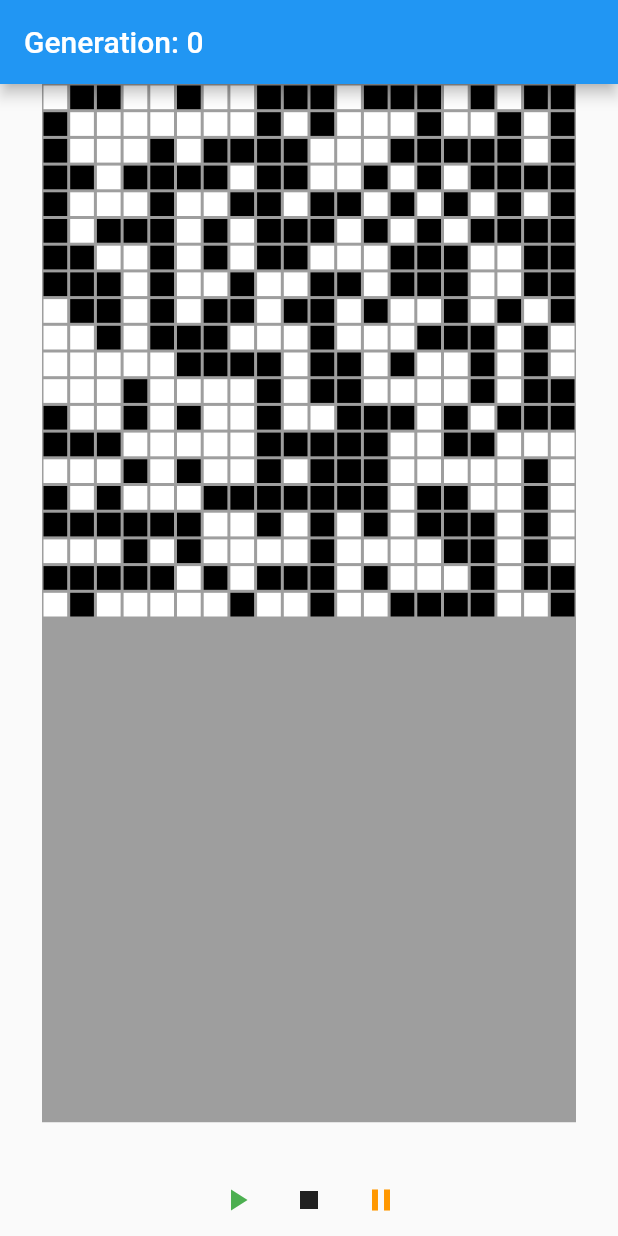
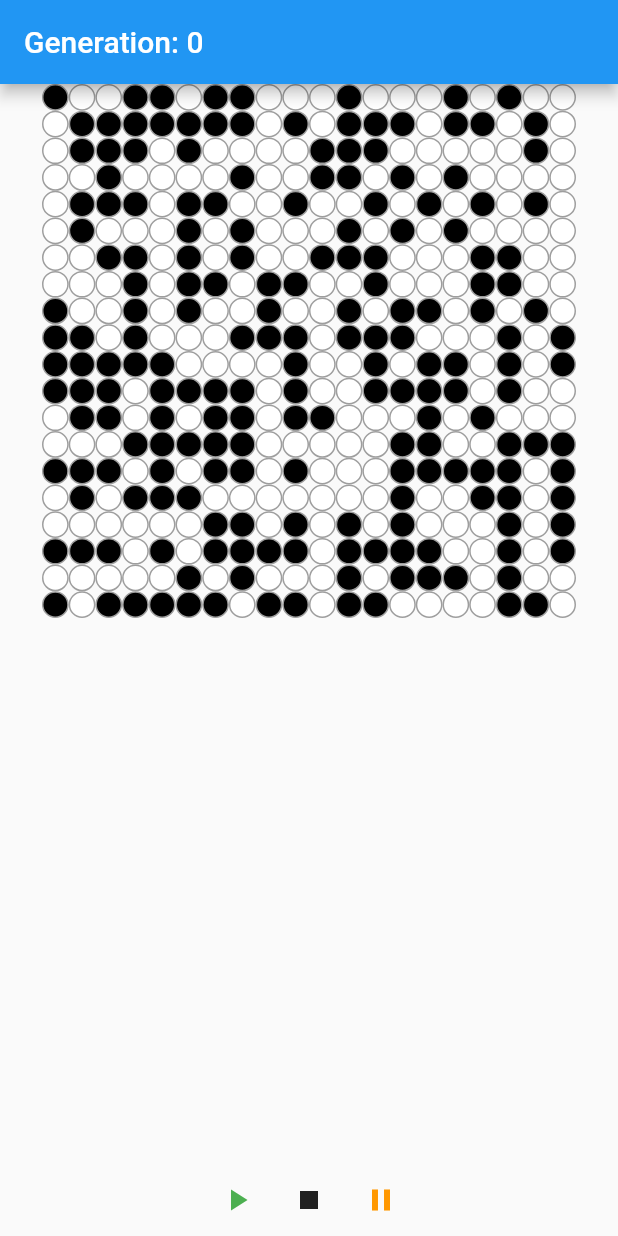
Before and after one commit to JoaoPauloUbaF/GameOfLifeFlutterDesignPatternsSOLID, a Flutter app: the screen it shows after launch, scrolled down 164 dp, after a tap on the "stop" icon, on a phone screen of 412 x 824 dp. Run offline on Flutter 3.47's test engine with Material 2 defaults, Android fonts, the phone set to English and light mode, and no system bars.

Commit message:
UI/Widgets update

```diff
--- a/lib/components/CellWidget.dart
+++ b/lib/components/CellWidget.dart
@@ -1,20 +1,28 @@
 import 'package:flutter/material.dart';
 
-class CellWidget extends StatefulWidget {
-  const CellWidget({Key? key}) : super(key: key);
+import '../models/cell.dart';
+import '../models/grid.dart';
+
+class CellWidget extends StatelessWidget {
+  const CellWidget({
+    super.key,
+    required this.grid,
+    required this.index,
+  });
+
+  final Grid grid;
+  final int index;
 
   @override
-  _CellWidgetState createState() => _CellWidgetState();
-}
-
-class _CellWidgetState extends State<CellWidget> {
-  @override
   Widget build(BuildContext context) {
-    return Scaffold(
-      appBar: AppBar(
-        title: const Text(''),
+    return Container(
+      decoration: BoxDecoration(
+        color: grid.grid[index].health == CellState.alive
+            ? Colors.black
+            : Colors.white,
+        border: Border.all(color: Colors.grey),
+        borderRadius: BorderRadius.circular(20),
       ),
-      body: Container(),
     );
   }
 }
--- a/lib/components/GridWidget.dart
+++ b/lib/components/GridWidget.dart
@@ -1,6 +1,8 @@
 import 'package:flutter/material.dart';
+import 'package:game_of_life_design_patterns_solid/models/cell.dart';
 
 import '../models/grid.dart';
+import 'CellWidget.dart';
 
 class GridWidget extends StatelessWidget {
   const GridWidget({
@@ -12,20 +14,14 @@ class GridWidget extends StatelessWidget {
 
   @override
   Widget build(BuildContext context) {
-    return Container(
+    return SizedBox(
       height: MediaQuery.of(context).size.height * 0.84,
-      color: Colors.grey,
       child: GridView.count(
         crossAxisCount: grid.rows,
         children: List.generate(grid.rows * grid.rows, (index) {
           int row = index ~/ grid.rows;
           int column = index % grid.rows;
-          return Container(
-            decoration: BoxDecoration(
-              color: grid.grid[row][column] == 1 ? Colors.black : Colors.white,
-              border: Border.all(color: Colors.grey),
-            ),
-          );
+          return CellWidget(grid: grid, index: index);
         }),
       ),
     );
--- a/lib/models/cell.dart
+++ b/lib/models/cell.dart
@@ -1,11 +1,13 @@
 class Cell {
   int x;
   int y;
-  bool alive;
+  CellState health;
 
-  Cell(this.x, this.y, this.alive);
+  Cell(this.x, this.y, this.health);
 
-  get isAlive => alive;
+  get isAlive => health;
   get xCoordinate => x;
   get yCoordinate => y;
 }
+
+enum CellState { alive, dead }
--- a/lib/models/grid.dart
+++ b/lib/models/grid.dart
@@ -1,9 +1,11 @@
 import 'dart:math';
+
+import 'package:game_of_life_design_patterns_solid/models/cell.dart';
 
 class Grid {
   late int rows;
   late int columns;
-  late List<List<int>> grid;
+  late List<Cell> grid;
   late Random genLife = Random();
 
   Grid(this.rows, this.columns) {
@@ -11,12 +13,16 @@ class Grid {
   }
 
   void initGrid() {
-    grid = List.generate(rows, (_) => List.filled(columns, 0));
-    for (int i = 0; i < rows; i++) {
-      for (int j = 0; j < columns; j++) {
-        grid[i][j] = genLife.nextBool() ? 1 : 0;
-      }
+    grid = List.generate(rows * columns,
+        (index) => Cell(index ~/ rows, index % columns, CellState.dead));
+    for (var i = 0; i < rows * columns; i++) {
+      grid[i] = Cell(i ~/ rows, i % columns,
+          genLife.nextInt(2) == 1 ? CellState.alive : CellState.dead);
     }
+  }
+
+  Cell findCell(int row, int column) {
+    return grid.firstWhere((cell) => cell.x == row && cell.y == column);
   }
 
   int _countAliveNeighbors(int row, int column) {
@@ -26,7 +32,11 @@ class Grid {
         if (i == 0 && j == 0) continue;
         int r = row + i;
         int c = column + j;
-        if (r >= 0 && r < rows && c >= 0 && c < columns && grid[r][c] == 1) {
+        if (r >= 0 &&
+            r < rows &&
+            c >= 0 &&
+            c < columns &&
+            findCell(r, c).health == CellState.alive) {
           count++;
         }
       }
@@ -35,23 +45,23 @@ class Grid {
   }
 
   void nextGrid() {
-    List<List<int>> nextGrid =
-        List.generate(rows, (_) => List.filled(columns, 0));
-    for (int i = 0; i < rows; i++) {
-      for (int j = 0; j < columns; j++) {
-        int neighbors = _countAliveNeighbors(i, j);
-        if (grid[i][j] == 1) {
-          if (neighbors == 2 || neighbors == 3) {
-            nextGrid[i][j] = 1;
-          } else {
-            nextGrid[i][j] = 0;
-          }
+    List<Cell> nextGrid = List.generate(rows * columns,
+        (index) => Cell(index ~/ rows, index % columns, CellState.dead));
+    for (var i = 0; i < rows * columns; i++) {
+      int row = i ~/ rows;
+      int column = i % columns;
+      int aliveNeighbors = _countAliveNeighbors(row, column);
+      if (findCell(row, column).health == CellState.alive) {
+        if (aliveNeighbors < 2 || aliveNeighbors > 3) {
+          nextGrid[i] = Cell(row, column, CellState.dead);
         } else {
-          if (neighbors == 3) {
-            nextGrid[i][j] = 1;
-          } else {
-            nextGrid[i][j] = 0;
-          }
+          nextGrid[i] = Cell(row, column, CellState.alive);
+        }
+      } else {
+        if (aliveNeighbors == 3) {
+          nextGrid[i] = Cell(row, column, CellState.alive);
+        } else {
+          nextGrid[i] = Cell(row, column, CellState.dead);
         }
       }
     }
```
